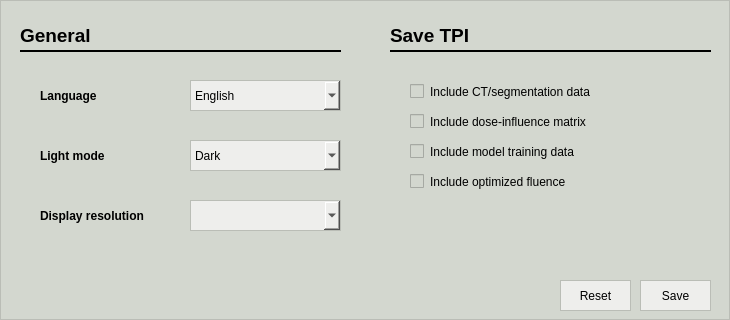
Before: the Qt Designer form pyanno4rt/gui/designs/settings_window.ui in pyanno4rt/pyanno4rt, drawn with Qt 5.
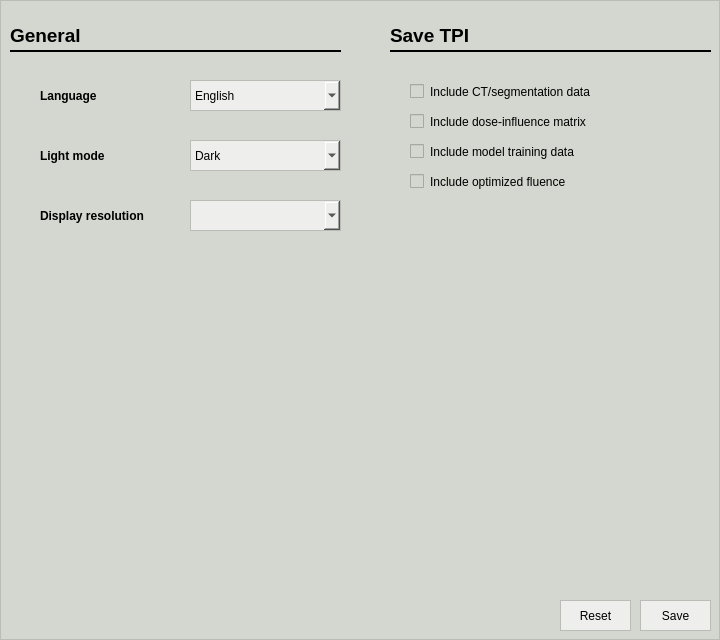
After: the same form once the commit is applied. Icons and pictures are not drawn.

What changed in the file:
```diff
--- a/pyanno4rt/gui/designs/settings_window.ui
+++ b/pyanno4rt/gui/designs/settings_window.ui
@@ -9,20 +9,20 @@
    <rect>
     <x>0</x>
     <y>0</y>
-    <width>730</width>
-    <height>320</height>
+    <width>720</width>
+    <height>640</height>
    </rect>
   </property>
   <property name="minimumSize">
    <size>
-    <width>730</width>
-    <height>320</height>
+    <width>720</width>
+    <height>640</height>
    </size>
   </property>
   <property name="maximumSize">
    <size>
-    <width>730</width>
-    <height>320</height>
+    <width>720</width>
+    <height>640</height>
    </size>
   </property>
   <property name="windowTitle">
@@ -44,9 +44,9 @@
    <widget class="Line" name="general_settings_line">
     <property name="geometry">
      <rect>
-      <x>20</x>
+      <x>10</x>
       <y>50</y>
-      <width>321</width>
+      <width>331</width>
       <height>2</height>
      </rect>
     </property>
@@ -106,9 +106,9 @@
    <widget class="QLabel" name="general_settings_label">
     <property name="geometry">
      <rect>
-      <x>20</x>
+      <x>10</x>
       <y>20</y>
-      <width>181</width>
+      <width>191</width>
       <height>31</height>
      </rect>
     </property>
@@ -261,7 +261,7 @@
     <property name="geometry">
      <rect>
       <x>560</x>
-      <y>280</y>
+      <y>600</y>
       <width>71</width>
       <height>31</height>
      </rect>
@@ -490,7 +490,7 @@
     <property name="geometry">
      <rect>
       <x>640</x>
-      <y>280</y>
+      <y>600</y>
       <width>71</width>
       <height>31</height>
      </rect>
```
